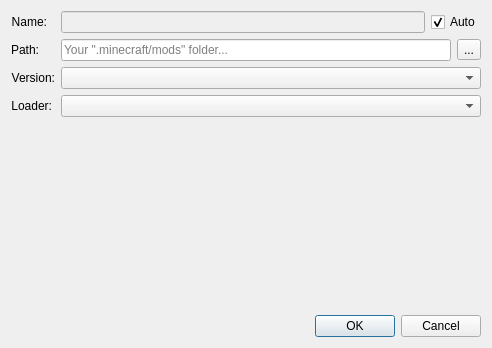
Qt form src/ui/local/localmodpathsettingsdialog.ui (kaniol-lck/modmanager) before a commit.
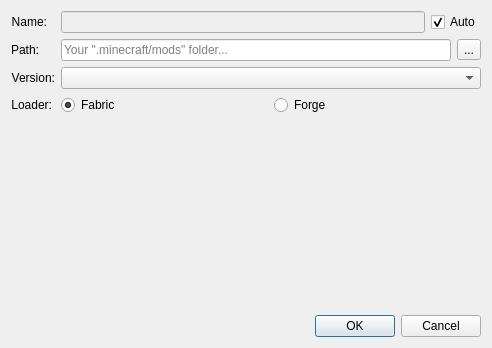
The same form after that commit. Icons and pictures are not drawn.

```diff
--- a/src/ui/local/localmodpathsettingsdialog.ui
+++ b/src/ui/local/localmodpathsettingsdialog.ui
@@ -136,7 +136,33 @@
       </widget>
      </item>
      <item row="3" column="1">
-      <widget class="QComboBox" name="loaderSelect"/>
+      <layout class="QHBoxLayout" name="horizontalLayout_3">
+       <item>
+        <widget class="QRadioButton" name="fabric_radioButton">
+         <property name="text">
+          <string>Fabric</string>
+         </property>
+         <property name="icon">
+          <iconset resource="../../images/image.qrc">
+           <normaloff>:/image/fabric.png</normaloff>:/image/fabric.png</iconset>
+         </property>
+         <property name="checked">
+          <bool>true</bool>
+         </property>
+        </widget>
+       </item>
+       <item>
+        <widget class="QRadioButton" name="forge_radioButton">
+         <property name="text">
+          <string>Forge</string>
+         </property>
+         <property name="icon">
+          <iconset resource="../../images/image.qrc">
+           <normaloff>:/image/forge.svg</normaloff>:/image/forge.svg</iconset>
+         </property>
+        </widget>
+       </item>
+      </layout>
      </item>
     </layout>
    </item>
```
Left out of the diff: 7 changed lines with no effect on the pictures.
